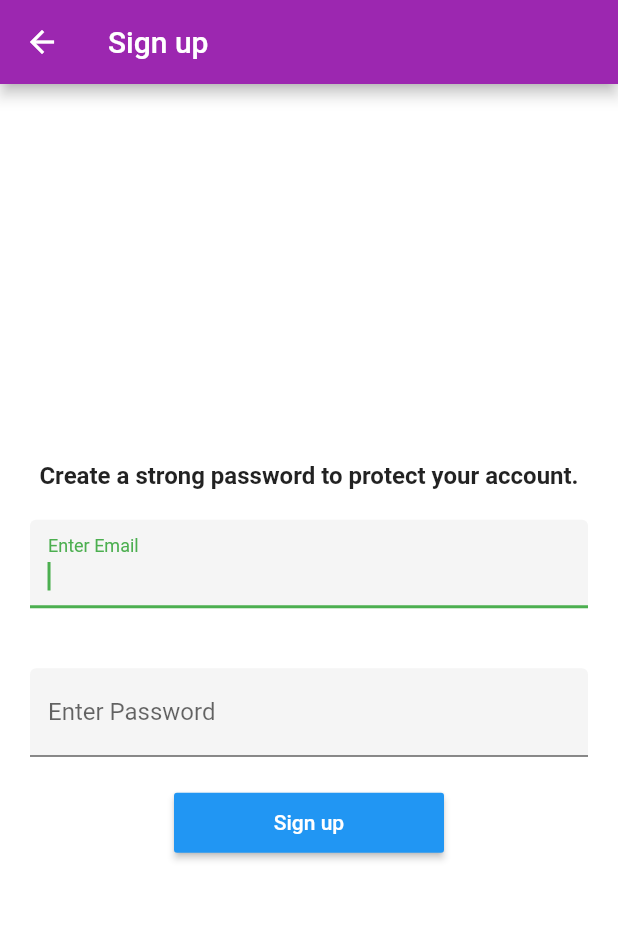
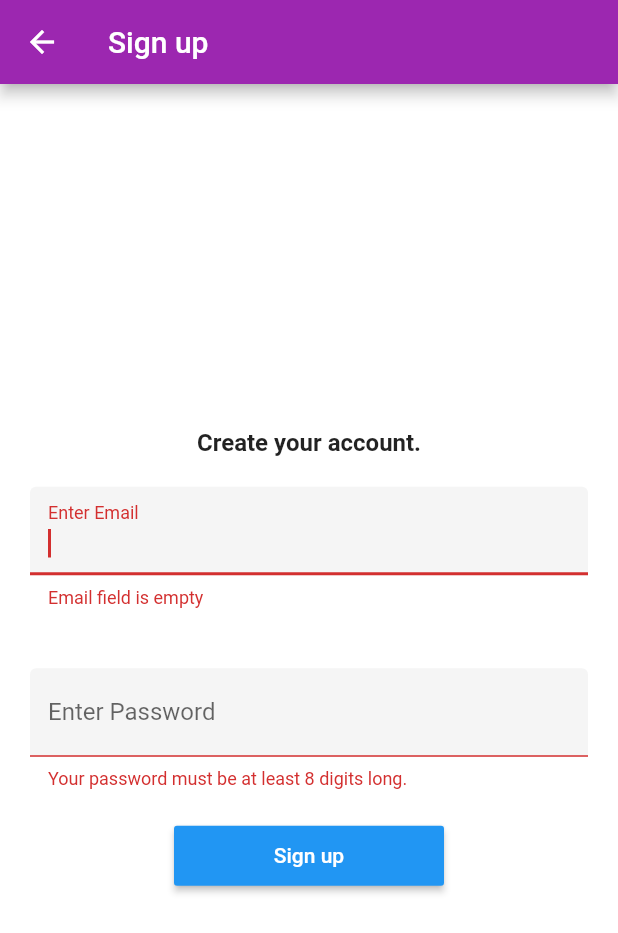
Before and after one commit to YoussefRizkalla/fit_together, a Flutter app: the Signup screen opened directly, after a tap on "Sign up", on a phone screen of 412 x 824 dp. Shown: the top 933 px of the screen. Run offline on Flutter 3.47's test engine with Material 2 defaults, Android fonts, the phone set to English and light mode, and no system bars; our stand-ins replace firebase_auth; accounts and stored records are empty.

Commit message:
Fix login and signup

```diff
--- a/lib/auth/signup.dart
+++ b/lib/auth/signup.dart
@@ -1,8 +1,5 @@
 import 'package:firebase_auth/firebase_auth.dart';
 import 'package:fit_together/auth/login.dart';
-import 'package:fit_together/components/circle_image.dart';
-import 'package:fit_together/components/rounded_button.dart';
-import 'package:fit_together/pages/home.dart';
 import 'package:flutter/material.dart';
 
 
@@ -18,19 +15,18 @@ class SignupState extends State<Signup> {
   @override
   Widget build(BuildContext context) {
     return new Scaffold(
-      key: _formKey,
       appBar: new AppBar(
         title: new Text("Sign up"),
         backgroundColor: Colors.purple,
       ),
       backgroundColor: Colors.white,
-      body: new Stack(
+      body: new Form(key: _formKey, child:       new Stack(
         fit: StackFit.expand,
         children: <Widget>[
           new Column(
             mainAxisAlignment: MainAxisAlignment.center,
             children: <Widget>[
-            new Text("Create a strong password to protect your account.",
+            new Text("Create your account.",
               style: new TextStyle(
                 fontWeight: FontWeight.bold,
                 fontSize: 16,
@@ -39,6 +35,11 @@ class SignupState extends State<Signup> {
             new Padding(
             padding: const EdgeInsets.all(20),
             child: new TextFormField(
+              validator: (input) {
+                if(input.isEmpty){
+                  return 'Email field is empty';
+                }
+              },
               decoration: new InputDecoration(labelText: "Enter Email", filled: true),
               autofocus: true,
               keyboardType: TextInputType.emailAddress,
@@ -47,6 +48,11 @@ class SignupState extends State<Signup> {
             new Padding(
             padding: const EdgeInsets.all(20),
             child: new TextFormField(
+              validator: (input) {
+                if(input.length < 8){
+                  return 'Your password must be at least 8 digits long.';
+                }
+              },
               decoration: new InputDecoration(labelText: "Enter Password", filled: true),
               autofocus: true,
               obscureText: true,
@@ -64,7 +70,7 @@ class SignupState extends State<Signup> {
               ),
           ],)
         ],
-      ),
+      ),)
     );
   }
 
--- a/lib/pages/edit_profile.dart
+++ b/lib/pages/edit_profile.dart
@@ -64,7 +64,7 @@ class _EditProfilePage extends State<EditProfilePage> {
       try{
         var userInfo = new UserUpdateInfo();
         userInfo.displayName = _name;
-        user.updateProfile(userInfo);
+        //user.updateProfile(userInfo);
       }catch(e){
         print(e.message);
       }
```
Also changed, not shown: lib/auth/login.dart (+13 -5 lines).
